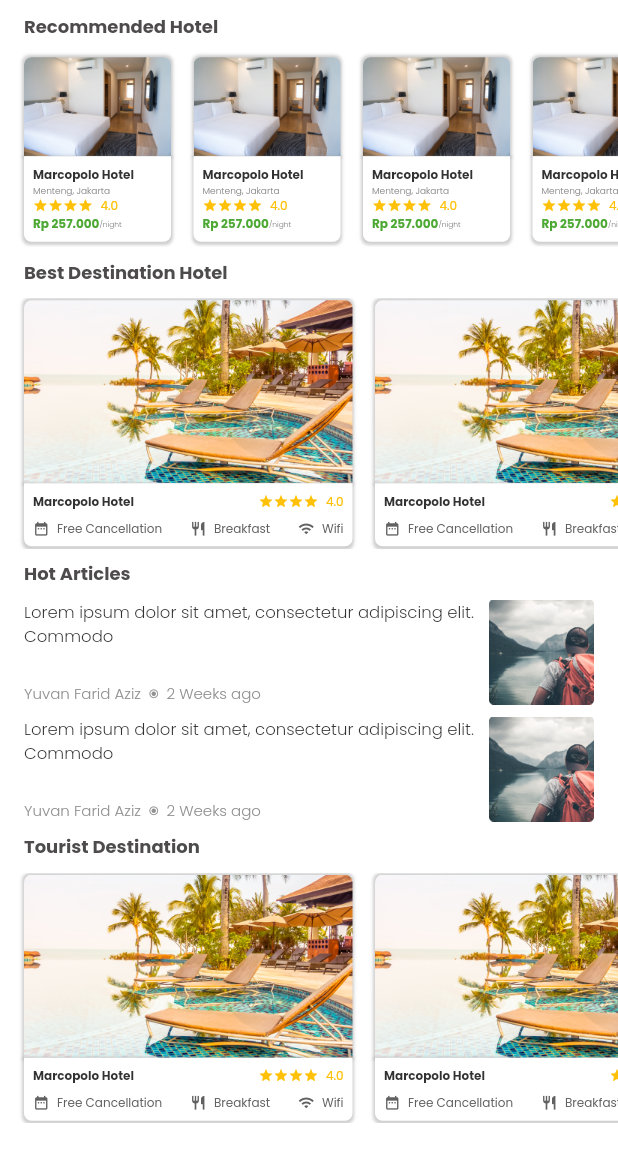
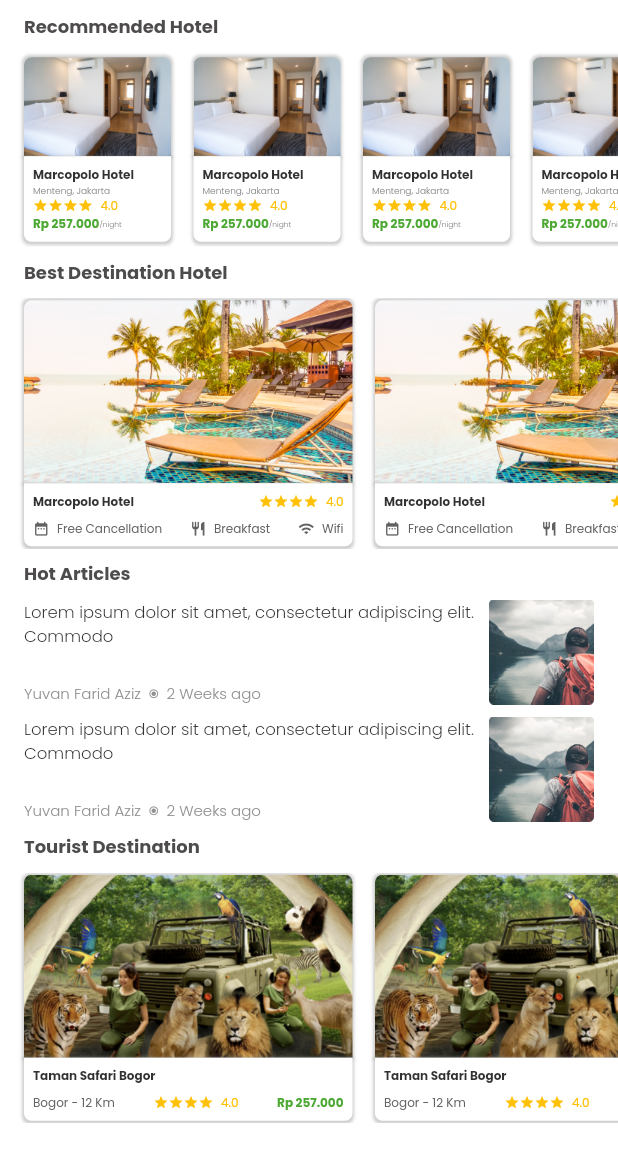
Before and after one commit to Akhdan1998/portofolio_hotel, a Flutter app: the home screen opened directly, scrolled down 357 dp, on a phone screen of 412 x 824 dp, the part 84-1236 px from its top. Run offline on Flutter 3.47's test engine with Material 2 defaults, Android fonts, the light colour scheme and no system bars; drawn by our look-alikes of flutter_rating_bar; our stand-ins replace animated_splash_screen, get, google_fonts, percent_indicator, supercharged, video_player; missing offline and left inert: story.

Commit message:
portofolio_hotel

```diff
--- a/lib/pages/home/home.dart
+++ b/lib/pages/home/home.dart
@@ -11,6 +11,8 @@ import 'package:portofolio_hotel/widget/recommendedHotel.dart';
 import 'package:supercharged/supercharged.dart';
 import 'package:story/story.dart';
 import 'package:story/story_image.dart';
+
+import '../../widget/destinasiwisata.dart';
 
 class home extends StatefulWidget {
   @override
@@ -418,9 +420,9 @@ class _homeState extends State<home> with TickerProviderStateMixin {
               child: Row(
                 children: [
                   SizedBox(width: 16),
-                  destination(),
+                  destinationwisata(),
                   SizedBox(width: 15),
-                  destination(),
+                  destinationwisata(),
                   SizedBox(width: 16),
                 ],
               ),
--- /dev/null
+++ b/lib/widget/destinasiwisata.dart
@@ -0,0 +1,123 @@
+import 'package:flutter/material.dart';
+import 'package:intl/intl.dart';
+import 'package:supercharged/supercharged.dart';
+import 'package:google_fonts/google_fonts.dart';
+import 'package:flutter_rating_bar/flutter_rating_bar.dart';
+
+class destinationwisata extends StatelessWidget {
+  int saldo = 257000;
+
+  @override
+  Widget build(BuildContext context) {
+    return GestureDetector(
+      onTap: () {},
+      child: Container(
+        height: 167,
+        child: Column(
+          mainAxisAlignment: MainAxisAlignment.center,
+          children: [
+            Container(
+              width: 219,
+              height: 122,
+              decoration: BoxDecoration(
+                boxShadow: [
+                  BoxShadow(
+                    color: Colors.grey.withOpacity(0.5),
+                    spreadRadius: 1,
+                    blurRadius: 1,
+                    offset: Offset(0, 0), // changes position of shadow
+                  ),
+                ],
+                image: DecorationImage(
+                  image: AssetImage('assets/desti.png'),
+                  fit: BoxFit.cover,
+                ),
+                borderRadius: BorderRadius.only(
+                  topLeft: Radius.circular(5),
+                  topRight: Radius.circular(5),
+                ),
+              ),
+            ),
+            Container(
+              width: 219,
+              // height: 66,
+              decoration: BoxDecoration(
+                color: Colors.white,
+                boxShadow: [
+                  BoxShadow(
+                    color: Colors.grey.withOpacity(0.5),
+                    spreadRadius: 1,
+                    blurRadius: 1,
+                    offset: Offset(0, 1), // changes position of shadow
+                  ),
+                ],
+                borderRadius: BorderRadius.only(
+                  bottomLeft: Radius.circular(5),
+                  bottomRight: Radius.circular(5),
+                ),
+              ),
+              padding: EdgeInsets.all(6),
+              child: Column(
+                crossAxisAlignment: CrossAxisAlignment.start,
+                children: [
+                  Text(
+                    'Taman Safari Bogor',
+                    style: GoogleFonts.poppins().copyWith(
+                        fontSize: 8,
+                        color: '323232'.toColor(),
+                        fontWeight: FontWeight.bold),
+                  ),
+                  SizedBox(height: 6),
+                  Row(
+                    mainAxisAlignment: MainAxisAlignment.spaceBetween,
+                    children: [
+                      Text(
+                        'Bogor - 12 Km',
+                        style: GoogleFonts.poppins()
+                            .copyWith(fontSize: 8, color: '626161'.toColor()),
+                      ),
+                      Row(
+                        children: [
+                          RatingBar.builder(
+                            itemSize: 10,
+                            initialRating: 4,
+                            itemCount: 4,
+                            itemBuilder: (context, _) => Icon(
+                              Icons.star,
+                              color: Colors.amber,
+                            ),
+                            onRatingUpdate: (rating) {
+                              print(rating);
+                            },
+                          ),
+                          SizedBox(width: 5),
+                          Text(
+                            '4.0',
+                            style: GoogleFonts.poppins().copyWith(
+                              fontSize: 8,
+                              color: Colors.amber,
+                            ),
+                          )
+                        ],
+                      ),
+                      Text(
+                        NumberFormat.currency(
+                                locale: 'id', symbol: 'Rp ', decimalDigits: 0)
+                            .format(saldo),
+                        style: GoogleFonts.poppins().copyWith(
+                          fontWeight: FontWeight.bold,
+                          fontSize: 8,
+                          color: '4DA934'.toColor(),
+                        ),
+                      ),
+                    ],
+                  ),
+                ],
+              ),
+            ),
+          ],
+        ),
+      ),
+    );
+  }
+}
--- a/lib/widget/hotel.dart
+++ b/lib/widget/hotel.dart
@@ -158,7 +158,7 @@ class kamar extends StatelessWidget {
                 Icon(Icons.update, color: 'BCBCBC'.toColor(), size: 15),
                 SizedBox(width: 5),
                 Text(
-                  '1 Malam',
+                  '1 Night',
                   style: GoogleFonts.poppins()
                       .copyWith(fontSize: 9, color: '9C9C9C'.toColor()),
                 ),
```
Also changed, not shown: assets/desti.png (added).
